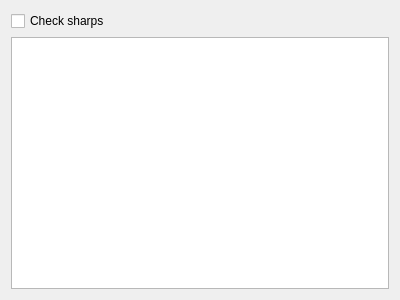
The window that stm32/include/simul/sharpwindow.ui (VictorDubois/KrabiRobotique) describes before a commit, drawn with Qt 5.
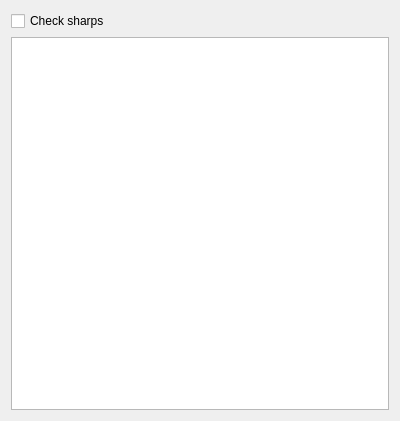
The same window after the commit.

```diff
--- a/stm32/include/simul/sharpwindow.ui
+++ b/stm32/include/simul/sharpwindow.ui
@@ -7,7 +7,7 @@
     <x>0</x>
     <y>0</y>
     <width>400</width>
-    <height>300</height>
+    <height>421</height>
    </rect>
   </property>
   <property name="windowTitle">
```
